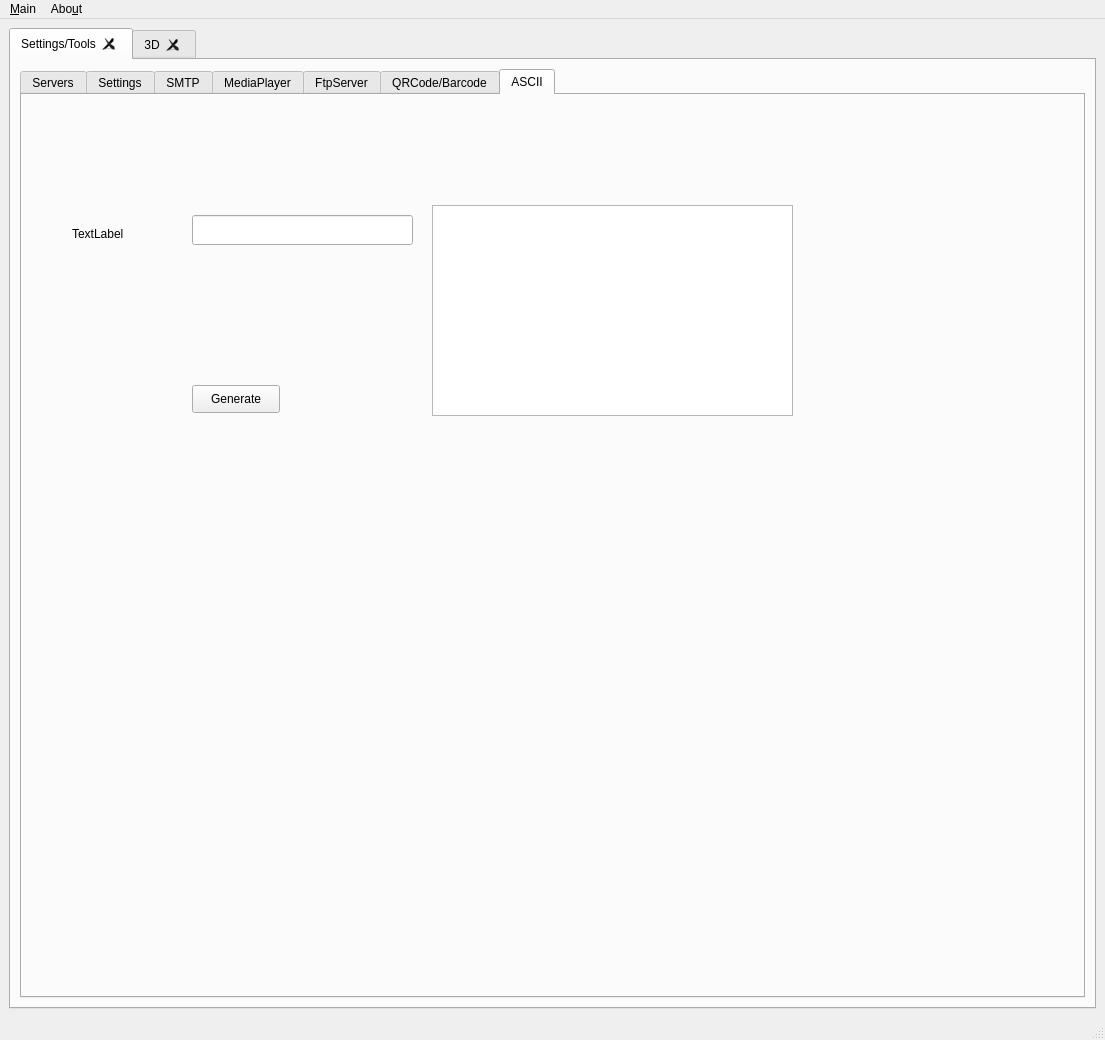
netpipe/cannachat, file mainwindow.ui: the form before one commit.
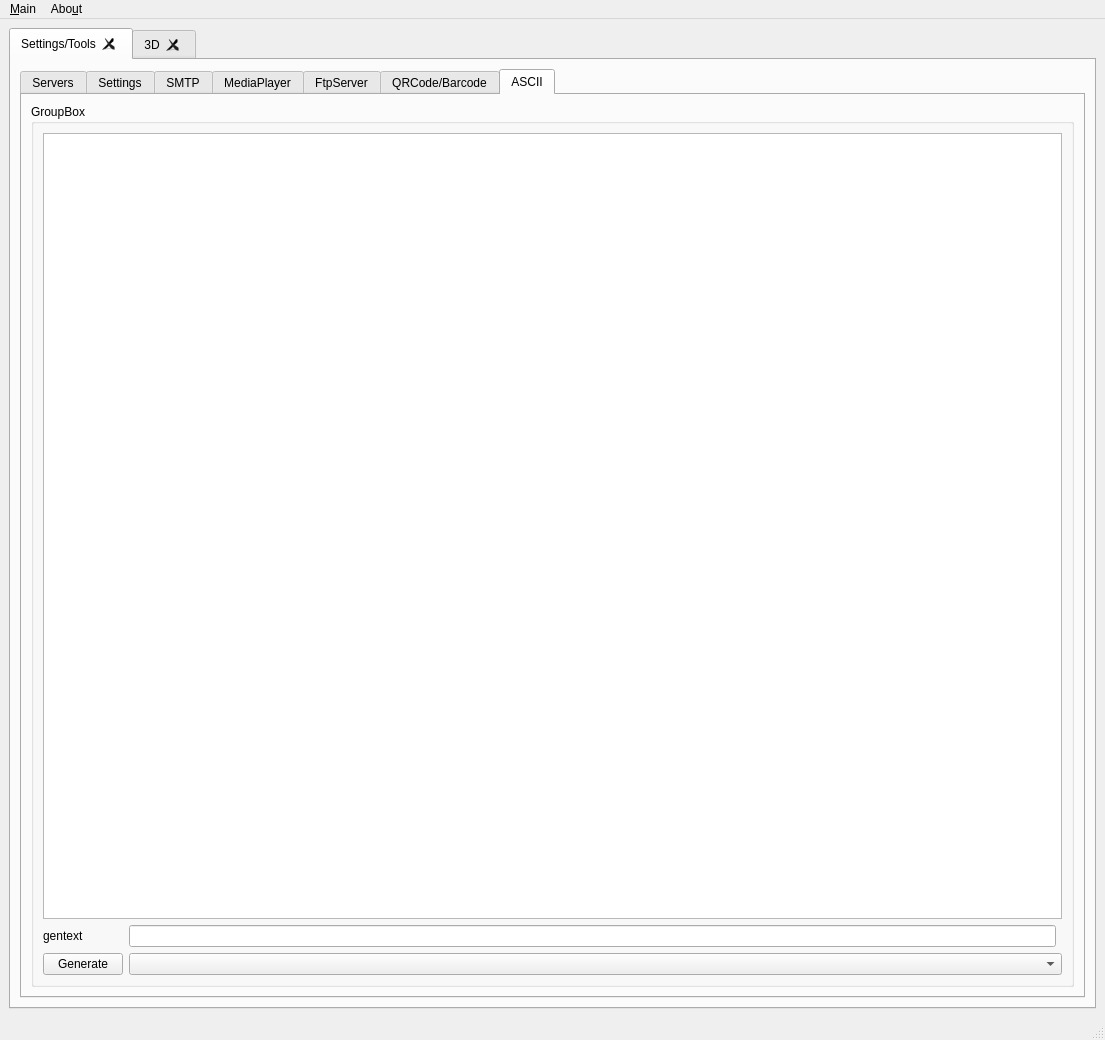
The form after the commit. Icons and pictures are not drawn.

Patch:
```diff
--- a/mainwindow.ui
+++ b/mainwindow.ui
@@ -1456,52 +1456,40 @@
            <attribute name="title">
             <string>ASCII</string>
            </attribute>
+           <layout class="QGridLayout" name="gridLayout_9">
+            <item row="0" column="0">
+             <widget class="QGroupBox" name="groupBox_5">
+              <property name="title">
+               <string>GroupBox</string>
+              </property>
+              <layout class="QGridLayout" name="gridLayout_8">
+               <item row="1" column="1">
+                <widget class="QLineEdit" name="asciito"/>
+               </item>
+               <item row="0" column="0" colspan="3">
+                <widget class="QPlainTextEdit" name="asciifrom"/>
+               </item>
+               <item row="1" column="0">
            <widget class="QLabel" name="label_14">
-            <property name="geometry">
-             <rect>
-              <x>50</x>
-              <y>130</y>
-              <width>58</width>
-              <height>18</height>
-             </rect>
-            </property>
             <property name="text">
-             <string>TextLabel</string>
-            </property>
-           </widget>
-           <widget class="QLineEdit" name="asciito">
-            <property name="geometry">
-             <rect>
-              <x>170</x>
-              <y>120</y>
-              <width>221</width>
-              <height>30</height>
-             </rect>
-            </property>
-           </widget>
-           <widget class="QPlainTextEdit" name="asciifrom">
-            <property name="geometry">
-             <rect>
-              <x>410</x>
-              <y>110</y>
-              <width>361</width>
-              <height>211</height>
-             </rect>
-            </property>
-           </widget>
+                  <string>gentext</string>
+                 </property>
+                </widget>
+               </item>
+               <item row="2" column="0">
            <widget class="QPushButton" name="asciigen">
-            <property name="geometry">
-             <rect>
-              <x>170</x>
-              <y>290</y>
-              <width>88</width>
-              <height>28</height>
-             </rect>
-            </property>
             <property name="text">
              <string>Generate</string>
             </property>
            </widget>
+               </item>
+               <item row="2" column="1" colspan="2">
+                <widget class="QComboBox" name="fonts"/>
+               </item>
+              </layout>
+             </widget>
+            </item>
+           </layout>
           </widget>
          </widget>
         </item>
```
Lines whose indentation alone changed are shown as unchanged.
